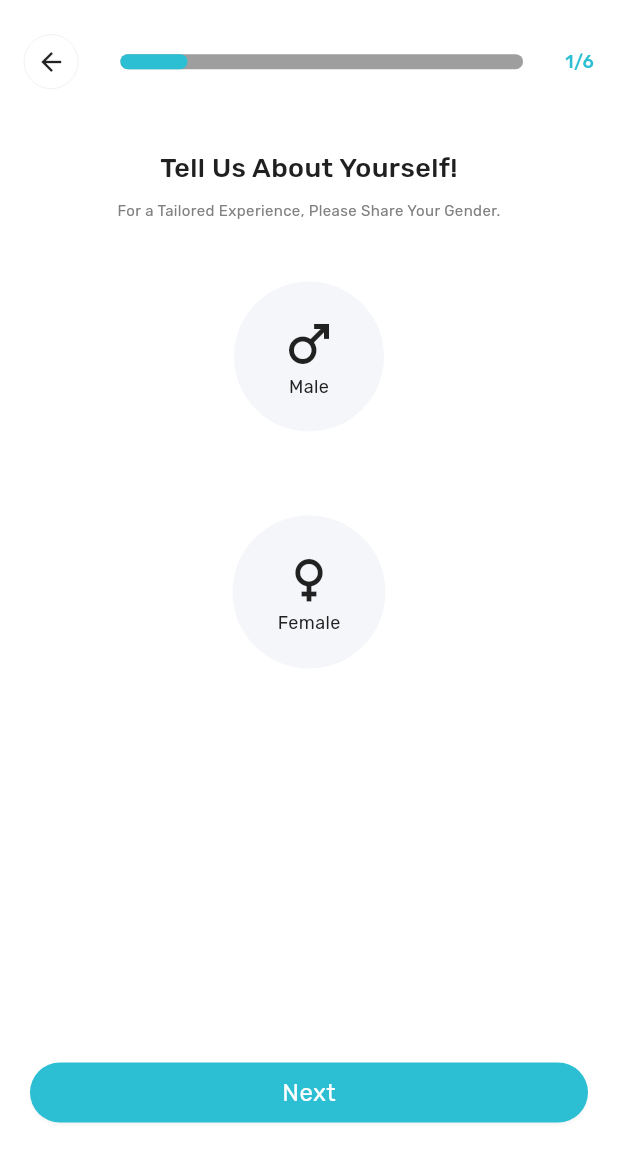
After one commit to jatinkumarsahoo99/fitbe_mobile_app, a Flutter app: the PreferenceScreen screen opened by its route, on a phone screen of 412 x 824 dp. The commit adds this screen. Shown: the top 1162 px of the screen. Run offline on Flutter 3.47's test engine with Material 3 defaults, Android fonts, the phone set to English and light mode, and no system bars; drawn by our look-alikes of percent_indicator; our stand-ins replace flutter_svg, google_fonts, numberpicker, sms_autofill.

Commit message:
by Jatin

```diff
--- a/lib/app/app_routes/app_routes.dart
+++ b/lib/app/app_routes/app_routes.dart
@@ -3,6 +3,7 @@ import 'package:flutter/material.dart';
 import '../modules/forgot_password/forgot_password.dart';
 import '../modules/forgot_password/forgot_password_otp.dart';
 import '../modules/intro_screen/intro_screen.dart';
+import '../modules/preference_screen/preference_screen.dart';
 import '../modules/signIn_screen.dart';
 import '../modules/signup_screen/signup_screen.dart';
 import '../modules/splash_screen/splash_screen.dart';
@@ -18,6 +19,7 @@ class AppRoutes{
     "/signInScreen":(context) => const SigninScreen(),
     "/forgotPassword":(context) => const ForgotPassword(),
     "/forgotPasswordOtp":(context) => const ForgotPasswordOtp(),
+    "/preferenceScreen":(context) => const PreferenceScreen(),
   };
 
 }
--- a/lib/app/app_theme/text_styles.dart
+++ b/lib/app/app_theme/text_styles.dart
@@ -59,5 +59,9 @@ class TextStyles{
         decoration: TextDecoration.underline,decorationColor: const Color(0xFF2CBFD3)));
   }
 
+  TextStyle googleRubikFontsForText3({double ?fontSize , FontWeight? fontWeight}){
+    return GoogleFonts.rubik(textStyle: TextStyle(fontWeight: fontWeight??FontWeight.w500,fontSize: fontSize??16,color: const Color(0xFF2CBFD3),decorationColor: const Color(0xFF2CBFD3)));
+  }
+
 
 }
--- /dev/null
+++ b/lib/app/common_widgets/home_screen_card_widget.dart
@@ -0,0 +1,10 @@
+import 'package:flutter/material.dart';
+
+class HomeScreenCardWidget extends StatelessWidget {
+  const HomeScreenCardWidget({super.key});
+
+  @override
+  Widget build(BuildContext context) {
+    return const Placeholder();
+  }
+}
--- a/lib/app/modules/forgot_password/forgot_password_otp.dart
+++ b/lib/app/modules/forgot_password/forgot_password_otp.dart
@@ -159,7 +159,7 @@ class _ForgotPasswordOtpState extends State<ForgotPasswordOtp> {
                       height: 48,
                       onTap: () {
                         // NavigationServices(context).gotoTabScreen();
-                        // Navigator.pushNamed(context, "/signInScreen");
+                        Navigator.pushNamed(context, "/preferenceScreen");
                       },
                     ),
                     Expanded(flex: 7, child: Container()),
--- /dev/null
+++ b/lib/app/modules/home_screen/home_screen.dart
@@ -0,0 +1,15 @@
+import 'package:flutter/material.dart';
+
+class HomeScreen extends StatefulWidget {
+  const HomeScreen({super.key});
+
+  @override
+  State<HomeScreen> createState() => _HomeScreenState();
+}
+
+class _HomeScreenState extends State<HomeScreen> {
+  @override
+  Widget build(BuildContext context) {
+    return const Placeholder();
+  }
+}
--- /dev/null
+++ b/lib/app/modules/preference_screen/gender_screen.dart
@@ -0,0 +1,103 @@
+
+
+import 'package:flutter/material.dart';
+
+import '../../app_theme/text_styles.dart';
+
+class GenderScreen extends StatefulWidget {
+  Function(int index) onTap;
+   GenderScreen({super.key,required this.onTap});
+
+  @override
+  State<GenderScreen> createState() => _GenderScreenState();
+}
+
+class _GenderScreenState extends State<GenderScreen> {
+  int selectedIndex = 0;
+
+  @override
+  Widget build(BuildContext context) {
+    return  Column(
+      mainAxisAlignment: MainAxisAlignment.start,
+      children: [
+        const SizedBox(
+          height: 40,
+        ),
+        Text(
+          "Tell Us About Yourself!",
+          textAlign: TextAlign.center,
+          style: TextStyles(context).googleRubikFontsForHeading(
+              fontSize: 18, fontWeight: FontWeight.w500),
+        ),
+        const SizedBox(
+          height: 8,
+        ),
+        Text(
+          "For a Tailored Experience, Please Share Your Gender.",
+          textAlign: TextAlign.center,
+          style: TextStyles(context).googleRubikFontsForText(
+              fontSize: 10, fontWeight: FontWeight.w400),
+        ),
+        const SizedBox(
+          height: 32,
+        ),
+        GestureDetector(
+          onTap: (){
+            widget.onTap(1);
+            selectedIndex = 1;
+            setState(() {
+
+            });
+          },
+          child: Container(
+            /* shape: RoundedRectangleBorder(
+              borderRadius: BorderRadius.circular(50.0),
+            ),*/
+            decoration:  BoxDecoration(
+                shape: BoxShape.circle,
+                color:(selectedIndex == 1)? const Color(0xFF2CBFD3) :  const Color(0xFFF4F6F9)),
+            child:  Padding(
+              padding:  const EdgeInsets.all(30.0),
+              child: Column(
+                children: [
+                  const Icon(Icons.male,size: 40,),
+                  Text("Male",style:TextStyles(context).googleRubikFontsForHeading(fontSize: 12,fontWeight: FontWeight.w400))
+                ],
+              ),
+            ),
+          ),
+        ),
+        const SizedBox(
+          height:40 ,
+        ),
+
+        GestureDetector(
+          onTap: (){
+            widget.onTap(2);
+            selectedIndex = 2;
+            setState(() {
+
+            });
+          },
+          child: Container(
+           /* shape: RoundedRectangleBorder(
+              borderRadius: BorderRadius.circular(50.0),
+            ),*/
+            decoration:  BoxDecoration(
+                shape: BoxShape.circle,
+                color:(selectedIndex == 2)? const Color(0xFF2CBFD3) :  const Color(0xFFF4F6F9)),
+            child:  Padding(
+              padding:  const EdgeInsets.all(30.0),
+              child: Column(
+                children: [
+                  const Icon(Icons.female,size: 40,),
+                  Text("Female",style:TextStyles(context).googleRubikFontsForHeading(fontSize: 12,fontWeight: FontWeight.w400))
+                ],
+              ),
+            ),
+          ),
+        ),
+      ],
+    );
+  }
+}
--- /dev/null
+++ b/lib/app/modules/preference_screen/preference_screen.dart
@@ -0,0 +1,194 @@
+
+import 'package:flutter/material.dart';
+import 'package:percent_indicator/linear_percent_indicator.dart';
+
+import '../../app_theme/colors.dart';
+import '../../app_theme/text_styles.dart';
+import '../../common_widgets/common_button.dart';
+import 'gender_screen.dart';
+import 'package:numberpicker/numberpicker.dart';
+
+class PreferenceScreen extends StatefulWidget {
+  const PreferenceScreen({super.key});
+
+  @override
+  State<PreferenceScreen> createState() => _PreferenceScreenState();
+}
+
+class _PreferenceScreenState extends State<PreferenceScreen> {
+
+  var pageController = PageController(initialPage: 0);
+  int currentShowIndex = 0;
+  int selectAge = 10;
+
+
+
+  @override
+  Widget build(BuildContext context) {
+    Size size = MediaQuery.of(context).size;
+    return  Scaffold(
+      body: SafeArea(
+        child: Padding(
+          padding: const EdgeInsets.only(left: 16.0,right: 16),
+          child: Column(
+            children:<Widget> [
+              const SizedBox(
+                height: 23,
+              ),
+             /* LinearProgressIndicator(
+                value:double.parse(currentShowIndex.toString()),
+              ),*/
+              Row(
+                mainAxisAlignment: MainAxisAlignment.spaceBetween,
+                children: [
+                  InkWell(
+                    onTap: () {
+                      Navigator.pop(context);
+                    },
+                    child: Container(
+                        decoration: BoxDecoration(
+                          border:
+                          Border.all(color: Colors.grey, width: 0.1),
+                          borderRadius: BorderRadius.circular(20),
+                          // color: const Color(0xFFD9D9D9)
+                        ),
+                        child: const Padding(
+                          padding: EdgeInsets.all(8.0),
+                          child: Icon(
+                            Icons.arrow_back_sharp,
+                            size: 20,
+                          ),
+                        )),
+                  ),
+
+                  SizedBox(
+                    width:size.width*0.7,
+                    child: LinearPercentIndicator(
+                      progressColor: ColorsGroup.primaryColor,
+                      backgroundColor: Colors.grey,
+                      percent: ((currentShowIndex + 1)/ 6),
+                      animation: true,
+                      lineHeight: 10,
+                      linearStrokeCap: LinearStrokeCap.roundAll,
+                      barRadius: const Radius.circular(5),
+                    ),
+                  ),
+                  Text("${(currentShowIndex + 1)}/6",style: TextStyles(context).googleRubikFontsForText3(fontSize: 12,fontWeight: FontWeight.w500),)
+                ],
+              ),
+              Expanded(
+                  flex: 9,
+                  child: PageView(
+                controller: pageController,
+                onPageChanged: (i){
+                  currentShowIndex = i;
+                  setState(() {});
+                },
+                scrollDirection: Axis.horizontal,
+                children: <Widget> [
+                   GenderScreen(onTap: (index){
+                     print(">>>>>>>>>>>>>Index${index}");
+
+                   },),
+                  Column(
+                    children: [
+                      const SizedBox(
+                        height: 40,
+                      ),
+                      Text(
+                        "Tell Us About Yourself!",
+                        textAlign: TextAlign.center,
+                        style: TextStyles(context).googleRubikFontsForHeading(
+                            fontSize: 18, fontWeight: FontWeight.w500),
+                      ),
+                      const SizedBox(
+                        height: 8,
+                      ),
+                      Text(
+                        "For a Tailored Experience, Please Share Your Gender.",
+                        textAlign: TextAlign.center,
+                        style: TextStyles(context).googleRubikFontsForText(
+                            fontSize: 10, fontWeight: FontWeight.w400),
+                      ),
+                      const SizedBox(
+                        height: 32,
+                      ),
+                      Expanded(
+                        child:  Padding(
+                          padding: const EdgeInsets.all(16.0),
+                          child: NumberPicker(
+                            value: selectAge,
+                            minValue: 1,
+                            maxValue: 100,
+                            // infiniteLoop: true,
+                            selectedTextStyle: TextStyles(context).googleRubikFontsForText2(fontSize: 48),
+                            /*decoration: const BoxDecoration(
+                              border: Border(
+                                top: BorderSide(
+                                  width: 2,
+                                  color: const Color(0xFF2CBFD3)
+                                ),
+                                bottom: BorderSide(
+                                  width: 2,
+                                  color:  Color(0xFF2CBFD3)
+                                ),
+                              )
+                            ),*/
+                            onChanged: (value) {
+                              selectAge = value;
+                              debugPrint(">>>>>>>>>>>>>>>selectAge$selectAge");
+                              setState(() {});
+                            }),
+
+                        ),
+                      ),
+                    ],
+                  ),
+                  SizedBox(
+                    width: size.width*0.2,
+                    child: ListView.builder(
+                      itemCount: 100,
+
+
+                        itemBuilder: (BuildContext context , int index){
+                      return Row(
+                        mainAxisAlignment: MainAxisAlignment.center,
+                        children: [
+                          Text("$index"),
+                        ],
+                      );
+                    }),
+                  ),
+                  Container(
+                    child: Text("3"),
+                  ),
+                  Container(
+                    child: Text("3"),
+                  ),
+                  Container(
+                    child: Text("3"),
+                  ),
+                ],
+              )),
+              CommonButton(
+                padding: const EdgeInsets.only(left: 0, right: 0),
+                buttonText: "Next",
+                backgroundColor: const Color(0xFF2CBFD3),
+                radius: 30,
+                height: 48,
+                onTap: () {
+                  pageController.nextPage(duration: const Duration(milliseconds: 200), curve: Curves.easeOut);
+                  // NavigationServices(context).gotoTabScreen();
+                  // Navigator.pushNamed(context, "/preferenceScreen");
+                },
+              ),
+              Expanded(
+                  flex: 1,
+                  child: Container())
+            ],
+          ),
+        ),
+      ),
+    );
+  }
+}
--- a/pubspec.yaml
+++ b/pubspec.yaml
@@ -39,6 +39,8 @@ dependencies:
   google_fonts:
   sms_autofill:
   pin_input_text_field:
+  percent_indicator:
+  numberpicker:
 
 dev_dependencies:
   flutter_test:
```
Also changed, not shown: lib/app/modules/preference_screen/age_screen.dart (added), pubspec.lock.
